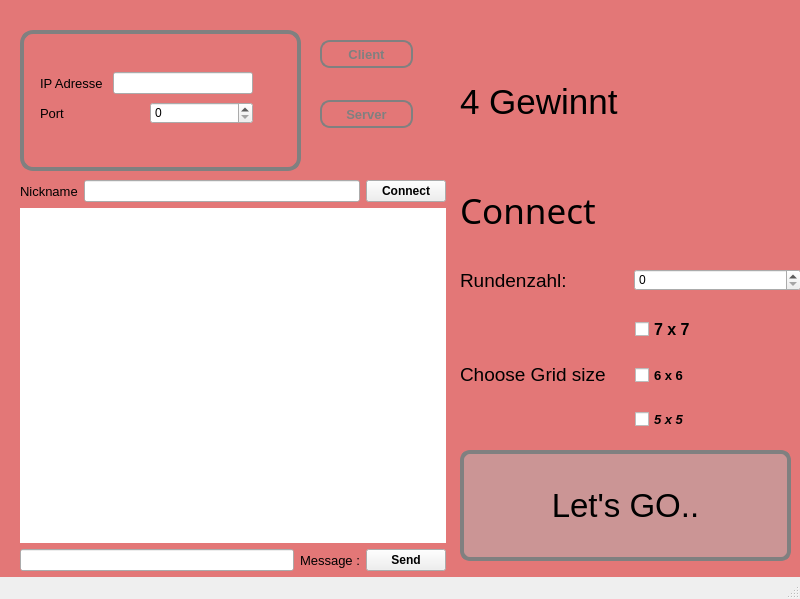
Above: vierGewinnt/mainwindow.ui from IhebTrabelsi/4Gewinnt before the change. Below: the same form after it.
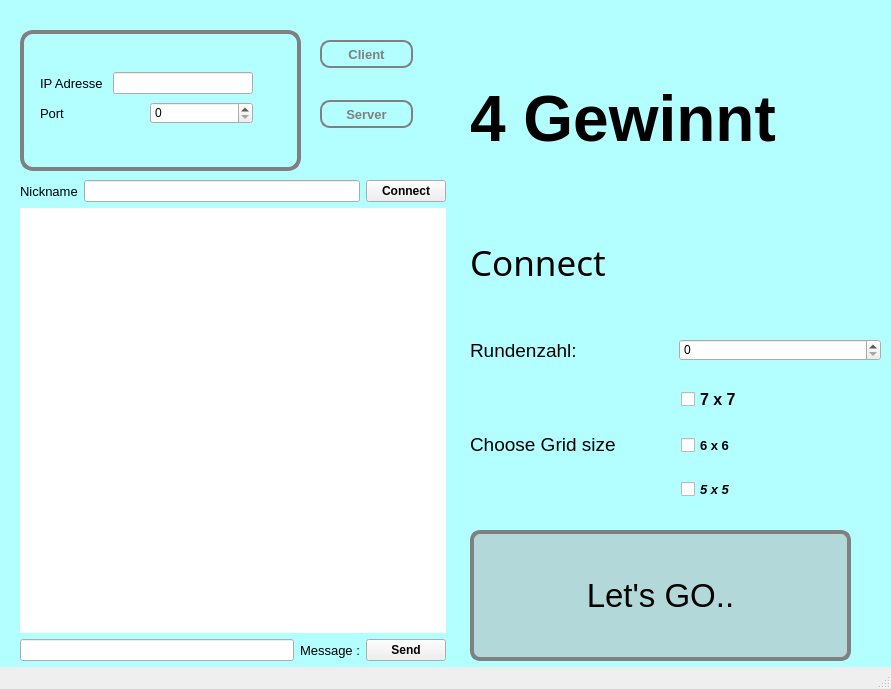
That is the form after the change. Icons and pictures are not drawn.

```diff
--- a/vierGewinnt/mainwindow.ui
+++ b/vierGewinnt/mainwindow.ui
@@ -6,8 +6,8 @@
    <rect>
     <x>0</x>
     <y>0</y>
-    <width>800</width>
-    <height>599</height>
+    <width>891</width>
+    <height>689</height>
    </rect>
   </property>
   <property name="windowTitle">
@@ -15,7 +15,8 @@
   </property>
   <property name="styleSheet">
    <string notr="true">#centralwidget {
-    background-color: rgba(219, 38, 38,0.6);
+	background-image: url(&quot;../vierGewinnt/background2.png&quot;);
+    background-color: rgb(179, 254, 255);
 }
 QPushButton#pushButton{
    
@@ -51,10 +52,10 @@
    <widget class="QPushButton" name="pushButton">
     <property name="geometry">
      <rect>
-      <x>460</x>
-      <y>450</y>
-      <width>331</width>
-      <height>111</height>
+      <x>470</x>
+      <y>530</y>
+      <width>381</width>
+      <height>131</height>
      </rect>
     </property>
     <property name="font">
@@ -72,9 +73,9 @@
    <widget class="QWidget" name="horizontalLayoutWidget">
     <property name="geometry">
      <rect>
-      <x>460</x>
-      <y>300</y>
-      <width>344</width>
+      <x>470</x>
+      <y>370</y>
+      <width>416</width>
       <height>148</height>
      </rect>
     </property>
@@ -261,7 +262,7 @@
       <x>20</x>
       <y>180</y>
       <width>426</width>
-      <height>391</height>
+      <height>481</height>
      </rect>
     </property>
     <layout class="QVBoxLayout" name="verticalLayout_2">
@@ -349,10 +350,10 @@
    <widget class="QWidget" name="layoutWidget">
     <property name="geometry">
      <rect>
-      <x>460</x>
+      <x>470</x>
       <y>50</y>
-      <width>311</width>
-      <height>211</height>
+      <width>481</width>
+      <height>281</height>
      </rect>
     </property>
     <layout class="QVBoxLayout" name="verticalLayout_4">
@@ -360,9 +361,9 @@
       <widget class="QLabel" name="label_5">
        <property name="font">
         <font>
-         <pointsize>26</pointsize>
-         <weight>50</weight>
-         <bold>false</bold>
+         <pointsize>48</pointsize>
+         <weight>75</weight>
+         <bold>true</bold>
         </font>
        </property>
        <property name="text">
@@ -388,9 +389,9 @@
    <widget class="QWidget" name="horizontalLayoutWidget_3">
     <property name="geometry">
      <rect>
-      <x>460</x>
-      <y>260</y>
-      <width>341</width>
+      <x>470</x>
+      <y>330</y>
+      <width>411</width>
       <height>41</height>
      </rect>
     </property>
```
